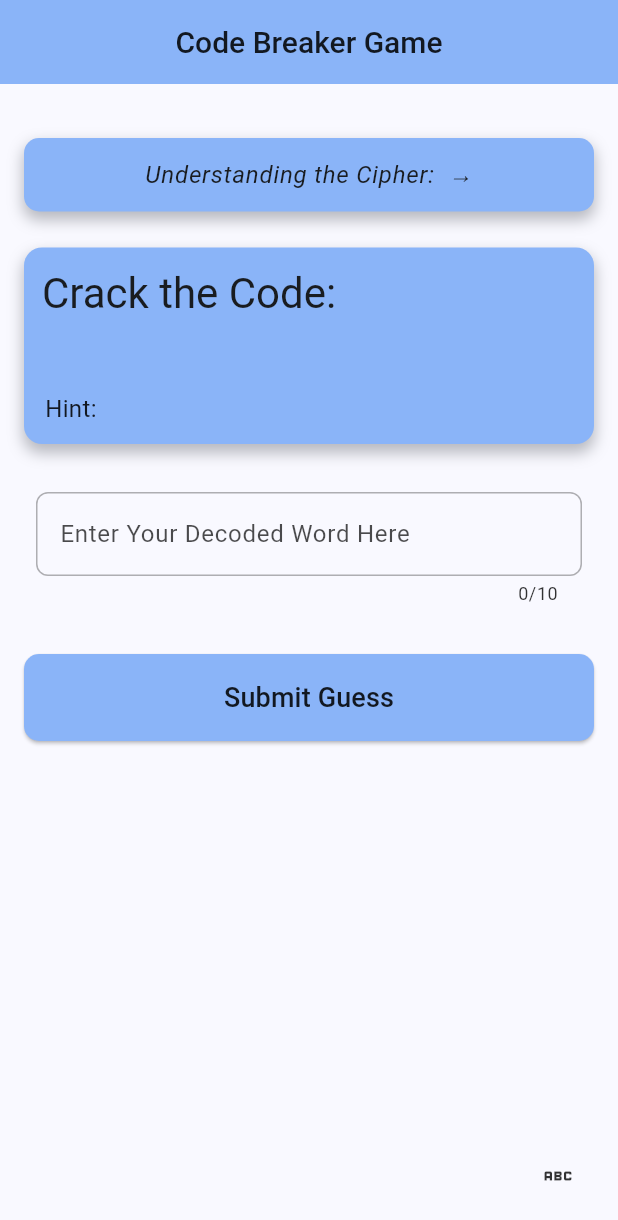
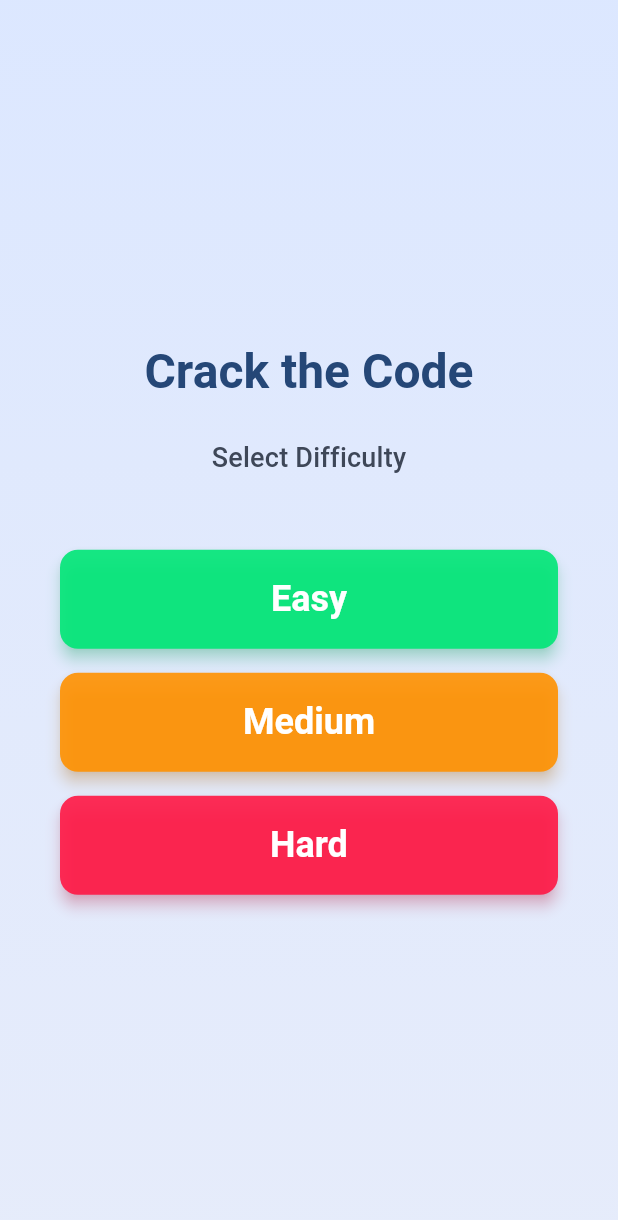
Before and after one commit to Gapyss/Code-breaker, a Flutter app: the screen it shows after launch, on a phone screen of 412 x 824 dp. Shown: the top 1220 px of the screen. Run offline on Flutter 3.47's test engine with Material 3 defaults, Android fonts, the phone set to English and light mode, and no system bars; our stand-ins replace bloc, get_it; project files that could hold a hidden picture were left out.

Commit message:
Add home screen

```diff
--- a/lib/core/cipher_generator.dart
+++ b/lib/core/cipher_generator.dart
@@ -63,10 +63,10 @@ class CipherGenerator {
     );
   }
 
-  Future<CipherChallenge> generateChallenge() async {
+  Future<CipherChallenge> generateChallenge(String mode) async {
     List<String> words = await _loadWords();
 
-    return generateRandomChallenge(words, 'medium');
+    return generateRandomChallenge(words, mode);
   }
 
   static String getHint(String text, int revealCount) {
--- a/lib/main.dart
+++ b/lib/main.dart
@@ -1,4 +1,5 @@
 import 'package:code_breaker_game/presentation/code_breaker/code_breaker_page.dart';
+import 'package:code_breaker_game/presentation/home/home_page.dart';
 import 'package:code_breaker_game/service_locator.dart';
 import 'package:flutter/material.dart';
 
@@ -18,10 +19,11 @@ class MyApp extends StatelessWidget {
   @override
   Widget build(BuildContext context) {
     return MaterialApp(
+      debugShowCheckedModeBanner: false,
       title: 'Flutter Demo',
       theme: AppTheme.lightTheme,
       darkTheme: AppTheme.darkTheme,
-      home: const CodeBreakerPage(),
+      home: const HomePage(),
     );
   }
 }
--- a/lib/presentation/code_breaker/code_breaker_page.dart
+++ b/lib/presentation/code_breaker/code_breaker_page.dart
@@ -6,7 +6,9 @@ import '../../core/cipher_generator.dart';
 import '../widget/alphabet_buttom_sheet.dart';
 
 class CodeBreakerPage extends StatefulWidget {
-  const CodeBreakerPage({super.key});
+  final String arg;
+
+  const CodeBreakerPage({super.key, required this.arg});
 
   @override
   State<CodeBreakerPage> createState() => _CodeBreakerPageState();
@@ -39,7 +41,7 @@ class _CodeBreakerPageState extends State<CodeBreakerPage> {
   @override
   void initState() {
     super.initState();
-    viewModel.onPageLoad();
+    viewModel.onPageLoad(widget.arg);
     viewModelListener();
   }
 
@@ -47,7 +49,7 @@ class _CodeBreakerPageState extends State<CodeBreakerPage> {
     if (userAnswer.toUpperCase() ==
         viewModel.currentCorrectAnswer.toUpperCase()) {
       showCorrectAnswerDialog(context, () {
-        viewModel.onPageLoad();
+        viewModel.onPageLoad(widget.arg);
         Navigator.of(context).pop();
         focusNode.unfocus();
         answerController.clear();
@@ -68,16 +70,6 @@ class _CodeBreakerPageState extends State<CodeBreakerPage> {
       appBar: AppBar(
         title: const Text("Code Breaker Game"),
         centerTitle: true,
-      ),
-      floatingActionButton: IconButton(
-        onPressed: () {
-          showAlphabetPicker(context, (val) {
-            setState(() {
-              // userAnswer += val;
-            });
-          });
-        },
-        icon: const Icon(Icons.abc),
       ),
       body: SingleChildScrollView(
         padding: const EdgeInsets.all(16.0),
@@ -130,11 +122,21 @@ class _CodeBreakerPageState extends State<CodeBreakerPage> {
             stream: viewModel.exampleDecrypted,
             builder: (context, exampleDecryptedSnapshot) {
               final decryptedText = exampleDecryptedSnapshot.data ?? "";
-              return Text(
-                "Understanding the Cipher: $encryptedText → $decryptedText",
-                style: theme.textTheme.bodyLarge
-                    ?.copyWith(fontStyle: FontStyle.italic),
-                textAlign: TextAlign.center,
+              return Column(
+                children: [
+                  Text(
+                    "Understanding the Cipher: ",
+                    style: theme.textTheme.titleMedium
+                        ?.copyWith(fontStyle: FontStyle.italic),
+                    textAlign: TextAlign.center,
+                  ),
+                  Text(
+                    "$encryptedText -> $decryptedText",
+                    style: theme.textTheme.titleLarge
+                        ?.copyWith(fontStyle: FontStyle.italic),
+                    textAlign: TextAlign.center,
+                  )
+                ],
               );
             },
           );
@@ -149,7 +151,7 @@ class _CodeBreakerPageState extends State<CodeBreakerPage> {
       child: TextField(
         controller: answerController,
         focusNode: focusNode,
-        maxLength: 10,
+        maxLength: 20,
         onChanged: (val) => userAnswer = val,
         decoration: InputDecoration(
           labelText: "Enter Your Decoded Word Here",
@@ -312,6 +314,14 @@ class CrackTheCode extends StatelessWidget {
     required this.correctAnswer,
   });
 
+  String buildQuestionMark() {
+    String t = "";
+    for (int i = 0; i < puzzleEncrypted.length; i++) {
+      t = "$t?";
+    }
+    return t;
+  }
+
   @override
   Widget build(BuildContext context) {
     final theme = Theme.of(context);
@@ -331,10 +341,10 @@ class CrackTheCode extends StatelessWidget {
       child: Column(
         crossAxisAlignment: CrossAxisAlignment.start,
         children: [
-          Text("Crack the Code: ", style: theme.textTheme.headlineMedium),
+          Text("Crack the Code: ", style: theme.textTheme.headlineSmall),
           Text(
-            puzzleEncrypted,
-            style: theme.textTheme.headlineMedium
+            "$puzzleEncrypted -> ${buildQuestionMark()}",
+            style: theme.textTheme.headlineSmall
                 ?.copyWith(fontWeight: FontWeight.bold),
           ),
           const SizedBox(height: 12.0),
--- /dev/null
+++ b/lib/presentation/home/home_page.dart
@@ -0,0 +1,124 @@
+import 'package:flutter/material.dart';
+
+import '../code_breaker/code_breaker_page.dart';
+
+class HomePage extends StatelessWidget {
+  const HomePage({super.key});
+
+  @override
+  Widget build(BuildContext context) {
+    final theme = Theme.of(context);
+    return Scaffold(
+      body: Container(
+        decoration: BoxDecoration(
+          gradient: LinearGradient(
+            colors: [
+              theme.colorScheme.primaryContainer.withOpacity(0.8),
+              theme.colorScheme.secondaryContainer.withOpacity(0.6),
+            ],
+            begin: Alignment.topCenter,
+            end: Alignment.bottomCenter,
+          ),
+        ),
+        child: Padding(
+          padding: const EdgeInsets.symmetric(horizontal: 40.0),
+          child: Column(
+            mainAxisAlignment: MainAxisAlignment.center,
+            crossAxisAlignment: CrossAxisAlignment.stretch,
+            children: <Widget>[
+              Text(
+                'Crack the Code',
+                style: theme.textTheme.headlineLarge?.copyWith(
+                  fontWeight: FontWeight.bold,
+                  color: theme.colorScheme.onPrimaryContainer,
+                ),
+                textAlign: TextAlign.center,
+              ),
+              const SizedBox(height: 24.0),
+              Text(
+                'Select Difficulty',
+                style: theme.textTheme.titleMedium?.copyWith(
+                  color: theme.colorScheme.onSecondaryContainer,
+                ),
+                textAlign: TextAlign.center,
+              ),
+              const SizedBox(height: 48.0),
+              ModernDifficultyButton(
+                label: 'Easy',
+                color: Colors.greenAccent.shade400,
+                onPressed: () {
+                  Navigator.push(
+                    context,
+                    MaterialPageRoute(
+                        builder: (context) =>
+                            const CodeBreakerPage(arg: 'easy')),
+                  );
+                },
+              ),
+              const SizedBox(height: 16.0),
+              ModernDifficultyButton(
+                label: 'Medium',
+                color: Colors.orangeAccent.shade400,
+                onPressed: () {
+                  Navigator.push(
+                    context,
+                    MaterialPageRoute(
+                        builder: (context) =>
+                            const CodeBreakerPage(arg: 'medium')),
+                  );
+                },
+              ),
+              const SizedBox(height: 16.0),
+              ModernDifficultyButton(
+                label: 'Hard',
+                color: Colors.redAccent.shade400,
+                onPressed: () {
+                  Navigator.push(
+                    context,
+                    MaterialPageRoute(
+                        builder: (context) =>
+                            const CodeBreakerPage(arg: 'hard')),
+                  );
+                },
+              ),
+            ],
+          ),
+        ),
+      ),
+    );
+  }
+}
+
+class ModernDifficultyButton extends StatelessWidget {
+  final String label;
+  final Color color;
+  final VoidCallback onPressed;
+
+  const ModernDifficultyButton({
+    super.key,
+    required this.label,
+    required this.color,
+    required this.onPressed,
+  });
+
+  @override
+  Widget build(BuildContext context) {
+    final theme = Theme.of(context);
+    return ElevatedButton(
+      onPressed: onPressed,
+      style: ElevatedButton.styleFrom(
+        backgroundColor: color.withOpacity(0.9),
+        foregroundColor: Colors.white,
+        padding: const EdgeInsets.symmetric(horizontal: 32.0, vertical: 18.0),
+        textStyle:
+            theme.textTheme.titleLarge?.copyWith(fontWeight: FontWeight.w600),
+        shape: RoundedRectangleBorder(
+          borderRadius: BorderRadius.circular(12.0),
+        ),
+        elevation: 4.0,
+        shadowColor: color.withOpacity(0.5),
+      ),
+      child: Text(label),
+    );
+  }
+}
```
Also changed, not shown: lib/presentation/code_breaker/code_breaker_view_model.dart (+13 -8 lines), 1 other file.
